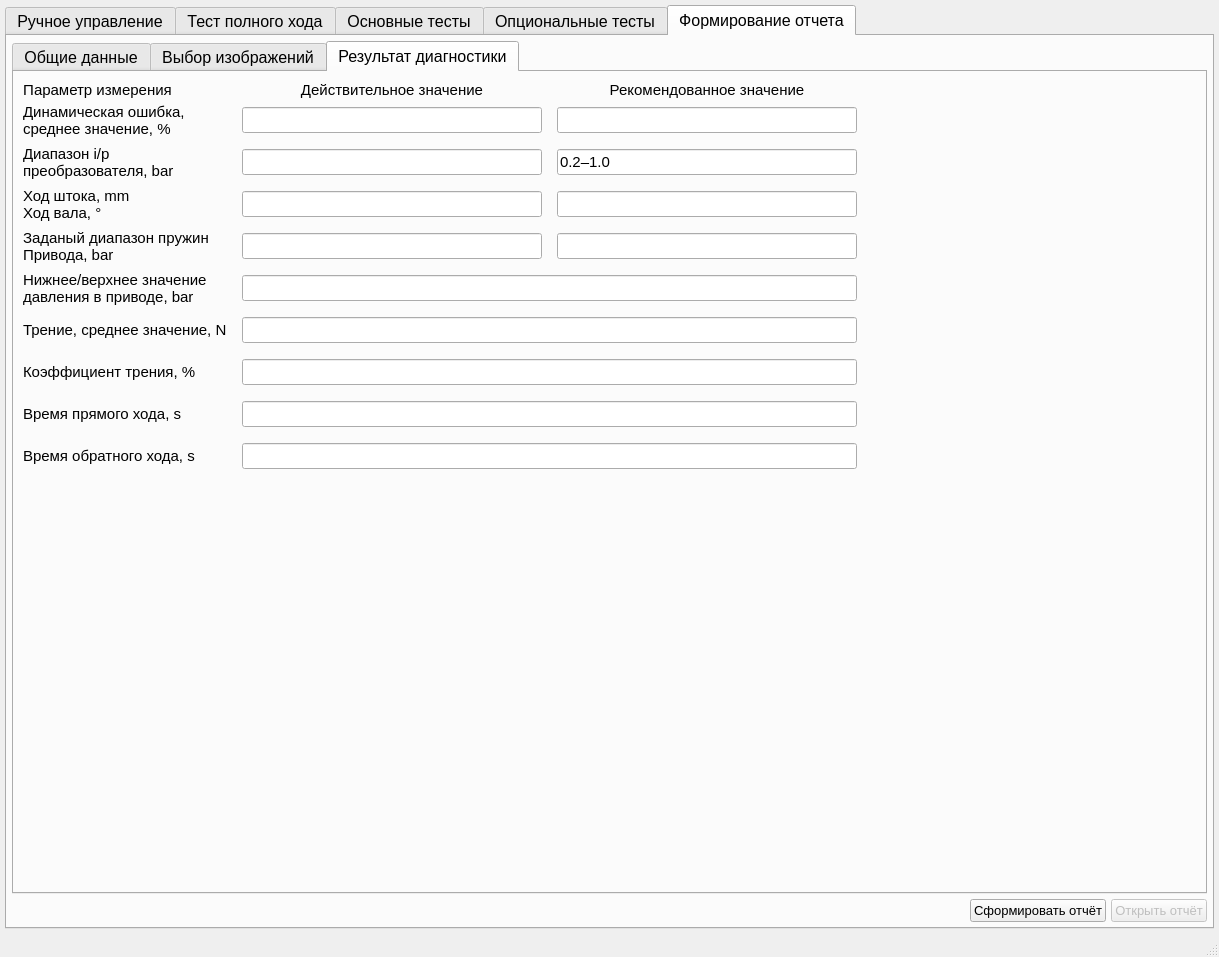
The window that Src/Ui/MainWindow/MainWindow.ui (Rekvim/MpiSkiLite) describes before a commit, drawn with Qt 5.
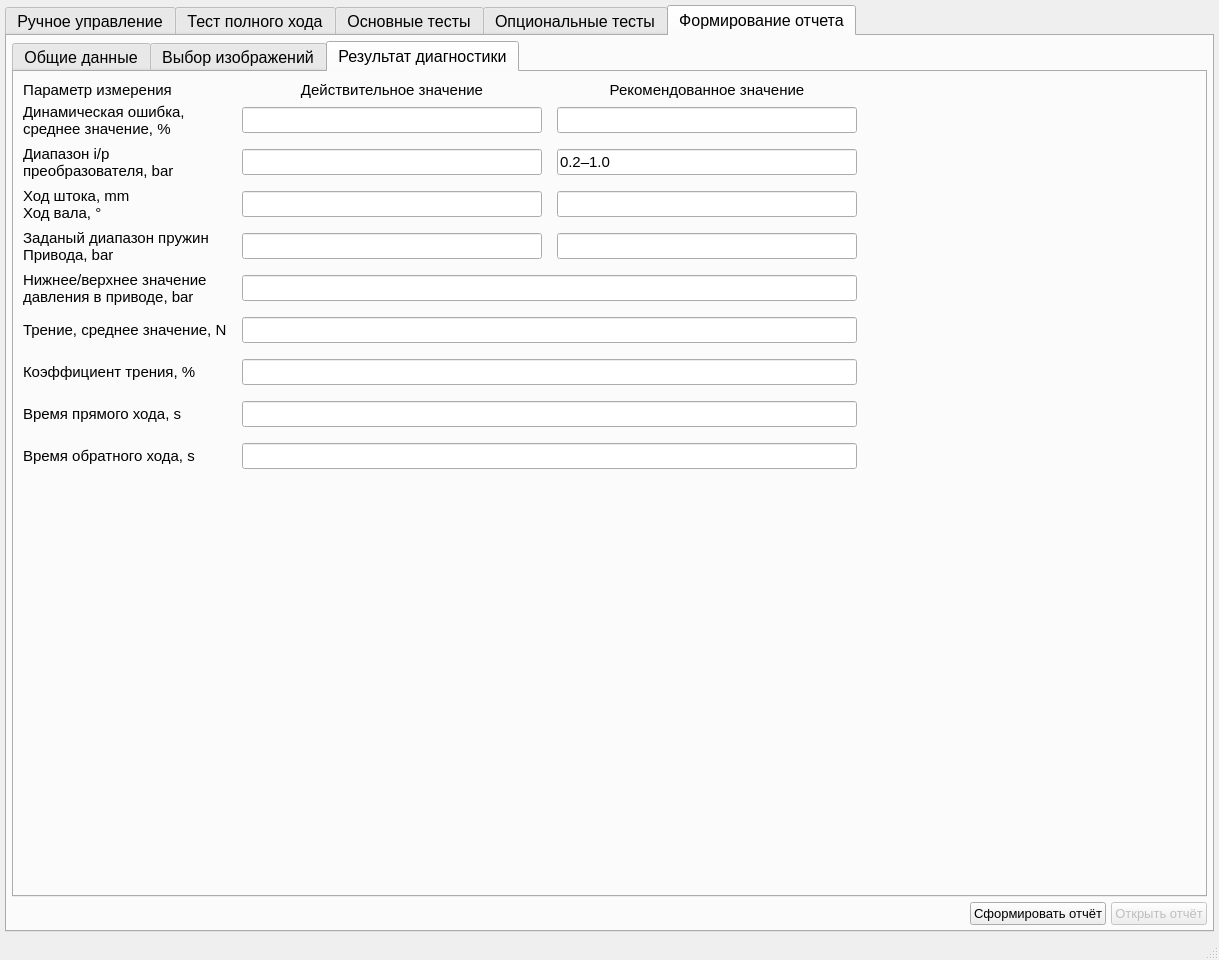
The same window after the commit. The open tabs and pages were chosen to show the change. Custom widgets are drawn as their Qt base class.

```diff
--- a/Src/Ui/MainWindow/MainWindow.ui
+++ b/Src/Ui/MainWindow/MainWindow.ui
@@ -7,7 +7,7 @@
     <x>0</x>
     <y>0</y>
     <width>1219</width>
-    <height>957</height>
+    <height>960</height>
    </rect>
   </property>
   <property name="sizePolicy">
```
Left out of the diff: 60 changed lines with no effect on the pictures.
